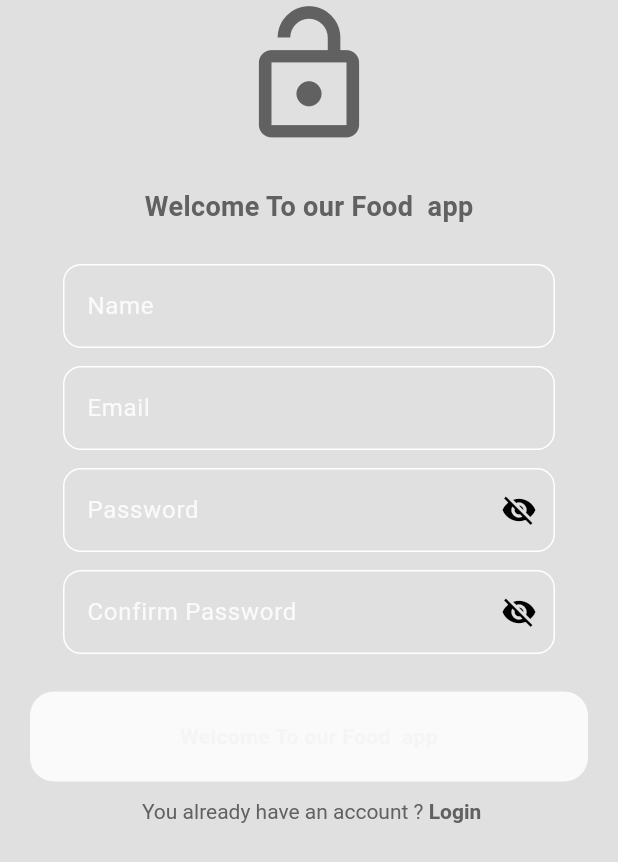
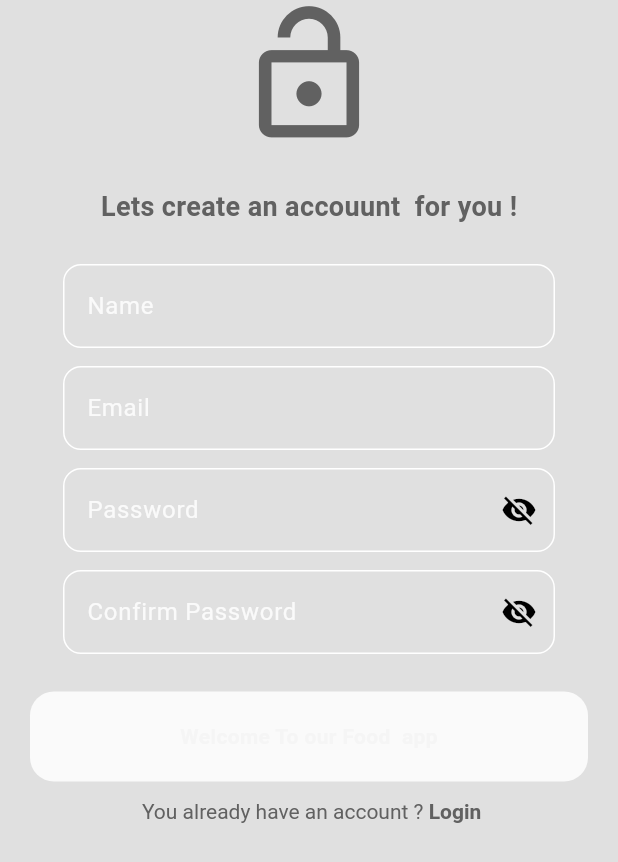
Before and after one commit to pakpuk/Food_Delivery_app, a Flutter app: the SignUpScrreen screen opened directly, on a phone screen of 412 x 824 dp. Shown: the top 862 px of the screen. Run offline on Flutter 3.47's test engine with Material 3 defaults, Android fonts, the phone set to English and light mode, and no system bars; project files that could hold a hidden picture were left out.

```diff
--- a/lib/common/text_manager.dart
+++ b/lib/common/text_manager.dart
@@ -5,4 +5,5 @@ class TextManager {
   static const String udonthaveaccounttxt = ' You dont have an account ?';
   static const String uhaveaccounttxt = ' You already have an account ?';
   static const String registre = 'Register Here';
+  static const String createaccount = 'Lets create an accouunt  for you !';
 }
--- a/lib/screens/sign_up_screen.dart
+++ b/lib/screens/sign_up_screen.dart
@@ -46,7 +46,7 @@ class _SignUpScrreenState extends State<SignUpScrreen> {
               height: 25,
             ),
             Text(
-              TextManager.welcometxt,
+              TextManager.createaccount,
               style: TextStyle(
                 color: Theme.of(context).colorScheme.inversePrimary,
                 fontSize: 18,
```
